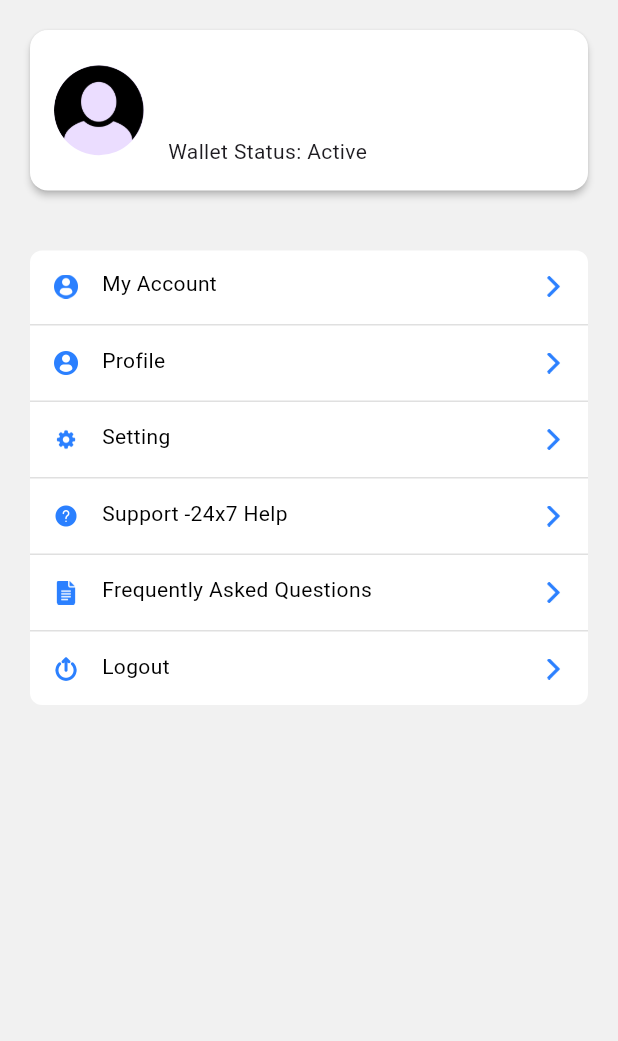
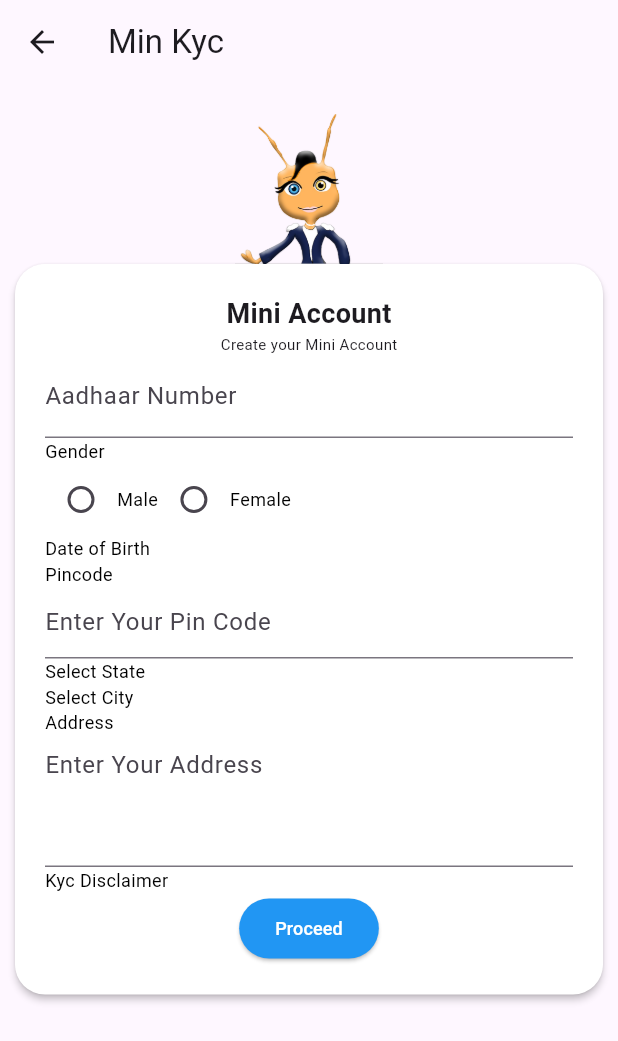
Before and after one commit to ankitsingh650/antpay_lite, a Flutter app: the Profile screen opened directly, after a tap on "Support -24x7 Help", on a phone screen of 412 x 824 dp. Shown: the top 1041 px of the screen. Run offline on Flutter 3.47's test engine with Material 2 defaults, Android fonts, the light colour scheme and no system bars; our stand-ins replace another_flushbar, device_info_plus, dio, firebase_core, firebase_crashlytics, firebase_messaging and 9 more; missing offline and left inert: dart:ffi, device_information, flutter_gif, payu_checkoutpro_flutter; accounts and stored records are empty; generated files the repository leaves out were written again; network calls fail.

Commit message:
commit 2

```diff
--- a/lib/app_constants.dart
+++ b/lib/app_constants.dart
@@ -1,6 +1,10 @@
 import 'package:flutter/material.dart';
 
 class AppConstant {
+
+  static const appName=  'antpay_lite';
+
+
 
   static const Color colorPrimary = Color(0xEA5436AD);
   static const Color colorPrimaryDark = Color(0xFF432B8A);
--- a/lib/model/payment/generateRazorpayorderBean.dart
+++ b/lib/model/payment/generateRazorpayorderBean.dart
@@ -7,6 +7,7 @@ class GenerateRazorpayorderModel {
     this.amount,
     this.mobile,
     this.service,
+    this.channel,
   });
 
   @JsonKey(name: 'amount')
@@ -17,7 +18,8 @@ class GenerateRazorpayorderModel {
 
   @JsonKey(name: 'service')
   String? service;
-
+  @JsonKey(name: 'channel')
+  String? channel;
 
 
 
--- a/lib/utils/routes/routes.dart
+++ b/lib/utils/routes/routes.dart
@@ -20,7 +20,7 @@ class Routes {
       case RoutesName.login:
         return MaterialPageRoute(builder: (BuildContext) => const LoginView());
 
-      case RoutesName.dummy_dash:
+      case RoutesName.dashboard:
         return MaterialPageRoute(builder: (BuildContext) => const DummyDashboard());
 
       case RoutesName.paymentFrom:
--- a/lib/utils/routes/routes_name.dart
+++ b/lib/utils/routes/routes_name.dart
@@ -17,7 +17,7 @@ class RoutesName {
   static const String update_profile = 'update_profile_view';
 
   //Dummy Dashboard
-  static const String dummy_dash = 'dummy_dash';
+ // static const String dummy_dash = 'dummy_dash';
 
   //Business Loan
   static const String business_loan = 'business_loan_view';
--- a/lib/views/nav/profile.dart
+++ b/lib/views/nav/profile.dart
@@ -2,6 +2,7 @@ import 'dart:io';
 import 'dart:typed_data';
 import 'dart:ui';
 
+import 'package:antpay_lite/views/wallet/MinKyc.dart';
 import 'package:flutter/cupertino.dart';
 import 'package:flutter/material.dart';
 import 'package:flutter/rendering.dart';
@@ -141,7 +142,7 @@ class _ProfileState extends State<Profile> {
 
 
 
-                      ProfileListItemTile(
+                    /*  ProfileListItemTile(
                         imagePath: 'assets/images/my_account.png',
                         text: 'My Account',
                         onTap: () {
@@ -152,14 +153,14 @@ class _ProfileState extends State<Profile> {
                               sellerCredential['seller_identifier']
                                   .toString()
                                   .isNotEmpty) {
-                        /*    Navigator.pushNamed(
-                                context, RoutesName.seller_edit);*/
+                        *//*    Navigator.pushNamed(
+                                context, RoutesName.seller_edit);*//*
                           } else {
                             CommonUtils.showToast("Seller not Activated!");
                           }
                         },
                       ),
-                      Divider(height: 3, color: Colors.black12),
+                      Divider(height: 3, color: Colors.black12),*/
 
                       ProfileListItemTile(
                         imagePath: 'assets/images/my_account.png',
@@ -190,6 +191,9 @@ class _ProfileState extends State<Profile> {
                         text: 'Support -24x7 Help',
                         onTap: () {
                           print("Support");
+                          Navigator.of(context).push(MaterialPageRoute(
+                            builder: (context) => MinKycScreen(),
+                          ));
                         },
                       ),
                       Divider(height: 3, color: Colors.black12),
@@ -210,8 +214,11 @@ class _ProfileState extends State<Profile> {
                           print("logout");
                           SessionManager().logOutUser();
                           UtilityPreferences().setString('isOnboarded', 'true');
-                          Navigator.of(context, rootNavigator: true)
-                              .pushReplacementNamed(RoutesName.login);
+
+                          Navigator.pushReplacementNamed(context, RoutesName.login);
+
+                        /*  Navigator.of(context, rootNavigator: true)
+                              .pushReplacementNamed(RoutesName.login);*/
                           // to push to new screen without bottom bar
                           // PersistentNavBarNavigator.pushNewScreen(
                           //   context,
--- a/lib/views/payment/HashService.dart
+++ b/lib/views/payment/HashService.dart
@@ -6,8 +6,12 @@ import 'dart:convert';
 class HashService {
 //Find the test credentials from dev guide: https://devguide.payu.in/flutter-sdk-integration/getting-started-flutter-sdk/mobile-sdk-test-environment/
 //Keep the hash in backend for Security reasons.
-  static const merchantSalt = "g0nGFe03";// Add you Salt here.
-  static const merchantSecretKey = "";// Add Merchant Secrete Key - Optional
+ // static const merchantSalt = "PneK4FvRLMLXDdCZyvhiSv1Z2trfhWxJ";// Add you Salt here.
+  //static const merchantSecretKey = "LMQfIC";// Add Merchant Secrete Key - Optional
+
+
+  static const merchantSalt = "PneK4FvRLMLXDdCZyvhiSv1Z2trfhWxJ";// Add you Salt here.
+  static const merchantSecretKey = "LMQfIC";// Add Merchant Secrete Key - Optional
 
   static Map generateHash(Map response) {
 
--- a/lib/views/splash/splash_view.dart
+++ b/lib/views/splash/splash_view.dart
@@ -40,7 +40,7 @@ class _SplashViewState extends State<SplashView> {
       if(SessionManager().userLoggedIn()){
         // handle verifytoken() api call->true flow
         print('splash login');
-        Navigator.pushReplacementNamed(context, RoutesName.dummy_dash);
+        Navigator.pushReplacementNamed(context, RoutesName.dashboard);
         //else-> login flow
       }
       else{
--- a/lib/views/transaction/transaction_history_view.dart
+++ b/lib/views/transaction/transaction_history_view.dart
@@ -416,7 +416,7 @@ class _TransactionHistoryState extends State<TransactionHistory> {
       actions: [
         TextButton(
             onPressed: () {
-              Navigator.pushReplacementNamed(context, RoutesName.dummy_dash);
+              Navigator.pushReplacementNamed(context, RoutesName.dashboard);
             },
             child: Text(
                 'DONE'
--- /dev/null
+++ b/lib/views/wallet/MinKyc.dart
@@ -0,0 +1,238 @@
+import 'package:antpay_lite/res/color_palette.dart';
+import 'package:flutter/material.dart';
+
+class MinKycScreen extends StatelessWidget {
+  @override
+  Widget build(BuildContext context) {
+    return Scaffold(
+      appBar: AppBar(
+        title: Text('Min Kyc'),
+      ),
+      body: SingleChildScrollView(
+        child: Column(
+          mainAxisAlignment: MainAxisAlignment.center,
+          children: [
+            Container(
+              width: double.infinity,
+              margin: EdgeInsets.only(top: 20.0),
+              child: Image.asset(
+                'assets/images/profileicon1.png',
+                // replace with your image path
+                height: 100.0,
+              ),
+            ),
+            Card(
+              elevation: 2,
+              color: ColorPalette.white,
+              surfaceTintColor: ColorPalette.white,
+              margin: EdgeInsets.only(bottom: 10.0, left: 10, right: 10),
+              shape: RoundedRectangleBorder(
+                borderRadius: BorderRadius.circular(20.0),
+              ),
+              child: Padding(
+                padding: EdgeInsets.all(20.0),
+                child: Column(
+                  children: [
+                    Text(
+                      'Mini Account',
+                      style: TextStyle(
+                        fontSize: 18.0,
+                        fontWeight: FontWeight.bold,
+                      ),
+                    ),
+                    Text(
+                      'Create your Mini Account',
+                      style: TextStyle(fontSize: 10.0),
+                    ),
+                    // Add other UI elements here
+                    // ...
+
+                    // Example: EditText for Aadhaar Number
+                    TextField(
+                      decoration: InputDecoration(
+                        labelText: 'Aadhaar Number',
+                      ),
+                    ),
+
+                    // Example: RadioButton for Aadhaar
+                    /*  RadioListTile(
+                      value: 'aadhaar',
+                      groupValue: 'kyc_method',
+                      onChanged: (value) {
+                        // Handle radio button change
+                      },
+                      title: Text('Aadhaar KYC'),
+                    ),
+
+                    // Example: RadioButton for PAN
+                    RadioListTile(
+                      value: 'pan',
+                      groupValue: 'kyc_method',
+                      onChanged: (value) {
+                        // Handle radio button change
+                      },
+                      title: Text('PAN KYC'),
+                    ),*/
+
+                    // Gender
+
+                    const Align(
+                      alignment: Alignment.centerLeft,
+                      child: Text(
+                        'Gender',
+                        style: TextStyle(
+                          color: Colors.black,
+                          fontSize: 12,
+                        ),
+                      ),
+                    ),
+                    Row(
+                      children: [
+                        Radio(
+                          value: 'male',
+                          groupValue: 'gender',
+                          onChanged: (value) {
+                            // Handle male selection
+                          },
+                        ),
+                        Text(
+                          'Male',
+                          style: TextStyle(
+                            color: Colors.black,
+                            fontSize: 12,
+                          ),
+                        ),
+                        Radio(
+                          value: 'female',
+                          groupValue: 'gender',
+                          onChanged: (value) {
+                            // Handle female selection
+                          },
+                        ),
+                        Text(
+                          'Female',
+                          style: TextStyle(
+                            color: Colors.black,
+                            fontSize: 12,
+                          ),
+                        ),
+                      ],
+                    ),
+
+                    // Date of Birth
+                    const Align(
+                      alignment: Alignment.centerLeft,
+                      child: Text(
+                        'Date of Birth',
+                        style: TextStyle(
+                          color: Colors.black,
+                          fontSize: 12,
+                        ),
+                      ),
+                    ),
+                    // Add your DatePicker widget here
+
+                    // Pincode
+                    const Align(
+                      alignment: Alignment.centerLeft,
+                      child: Text(
+                        'Pincode',
+                        style: TextStyle(
+                          color: Colors.black,
+                          fontSize: 12,
+                        ),
+                      ),
+                    ),
+                    TextFormField(
+                      decoration: const InputDecoration(
+                        hintText: 'Enter Your Pin Code',
+                      ),
+                      keyboardType: TextInputType.number,
+                    ),
+
+                    // State
+                    const Align(
+                      alignment: Alignment.centerLeft,
+                      child: Text(
+                        'Select State',
+                        style: TextStyle(
+                          color: Colors.black,
+                          fontSize: 12,
+                        ),
+                      ),
+                    ),
+                    // Add your State Dropdown widget here
+
+                    // City
+                    const Align(
+                      alignment: Alignment.centerLeft,
+                      child: Text(
+                        'Select City',
+                        style: TextStyle(
+                          color: Colors.black,
+                          fontSize: 12,
+                        ),
+                      ),
+                    ),
+                    // Add your City Dropdown widget here
+
+                    // Address
+                    const Align(
+                      alignment: Alignment.centerLeft,
+                      child: Text(
+                        'Address',
+                        style: TextStyle(
+                          color: Colors.black,
+                          fontSize: 12,
+                        ),
+                      ),
+                    ),
+                    TextFormField(
+                      decoration: InputDecoration(
+                        hintText: 'Enter Your Address',
+                      ),
+                      maxLines: 3,
+                    ),
+
+                    // KYC Disclaimer
+                    const Align(
+                      alignment: Alignment.centerLeft,
+                      child: Text(
+                        'Kyc Disclaimer',
+                        style: TextStyle(
+                          color: Colors.black,
+                          fontSize: 12,
+                        ),
+                      ),
+                    ),
+
+                    // Proceed Button
+                    ElevatedButton(
+                      onPressed: () {
+                        // Handle button click
+                      },
+                      child: Text(
+                        'Proceed',
+                        style: TextStyle(
+                          fontSize: 12,
+                          color: Colors.white,
+                        ),
+                      ),
+                      style: ElevatedButton.styleFrom(
+                        primary: Colors.blue, // your button's color
+                      ),
+                    ),
+
+                    // ... other widgets ...
+                  ],
+                ),
+              ),
+            ),
+            // Add other UI elements here
+            // ...
+          ],
+        ),
+      ),
+    );
+  }
+}
```
Also changed, not shown: lib/preferences/session_ manager.dart (+15 -0 lines), lib/views/payment/PaymentScreen.dart (+36 -19 lines), lib/views/payment/PayuPaymentScreen.dart (+85 -49 lines), assets/images/profileicon1.png (added), lib/model/payment/generateRazorpayorderBean.g.dart, 1 other file.
